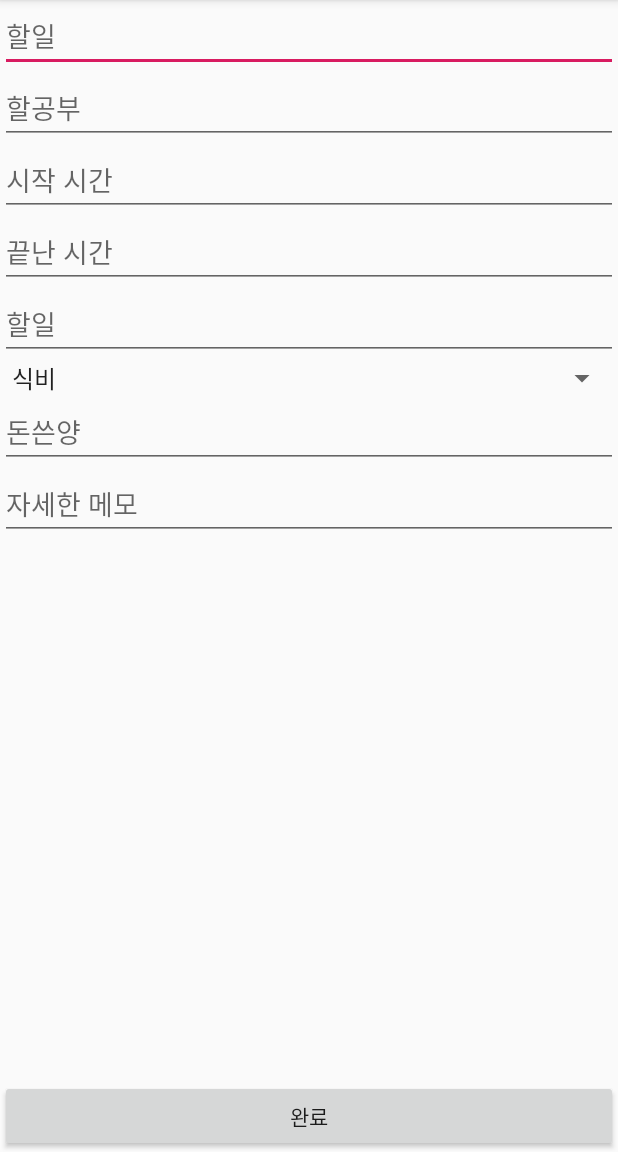
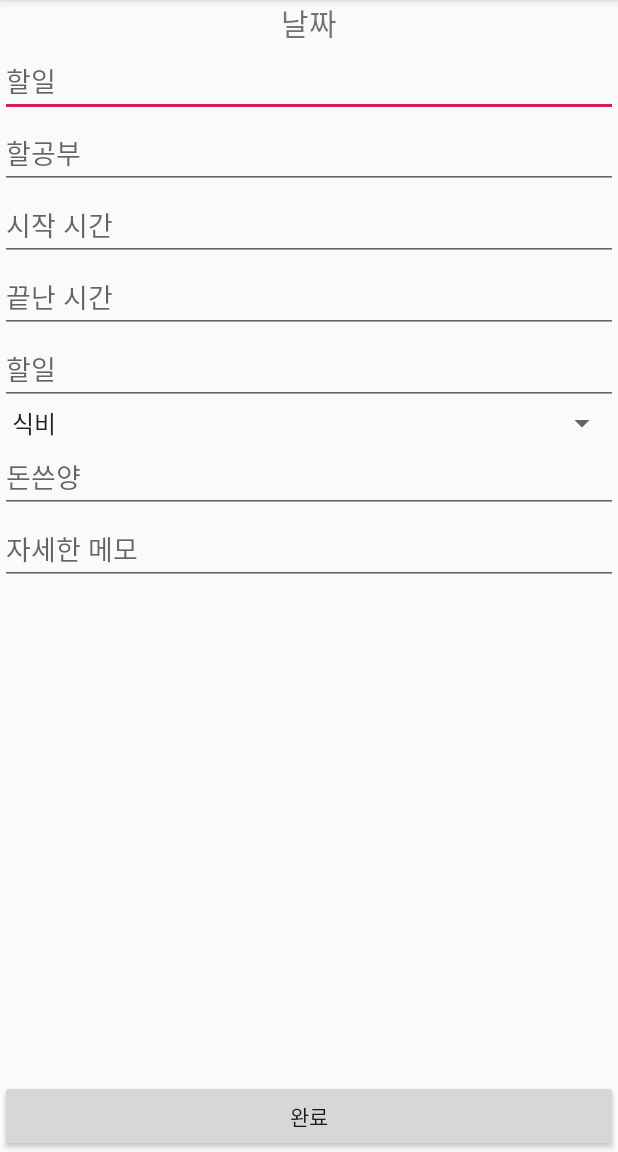
Before and after one commit to BYHadong/Tday, an Android app: the screen it shows after launch (TDayWriteActivity), after a tap on an icon or button, on a phone screen of 412 x 824 dp, the part 84-1236 px from its top. Run offline under Robolectric (Android 15) with nearby library versions, the phone set to English and light mode, and no system bars; 5 statements that could not run were skipped.

Commit message:
DataBase 읽고 쓰기 구현중

```diff
--- a/app/src/main/java/byc/app/tday/Adapter/ToDayListAdapter.kt
+++ b/app/src/main/java/byc/app/tday/Adapter/ToDayListAdapter.kt
@@ -10,9 +10,9 @@ import byc.app.tday.R
 import byc.app.tday.dataClass.ToDay
 import org.w3c.dom.Text
 
-class ToDayListAdapter(val toDayList: List<ToDay>): RecyclerView.Adapter<ToDayListAdapter.ToDayListViewHolder>(){
+class ToDayListAdapter(val toDayList: MutableList<ToDay>): RecyclerView.Adapter<ToDayListAdapter.ToDayListViewHolder>(){
 
-    override fun onCreateViewHolder(parent: ViewGroup, viewType: Int): ToDayListViewHolder = ToDayListViewHolder(LayoutInflater.from(parent.context).inflate(R.layout.to_day_item, parent, false), toDayList)
+    override fun onCreateViewHolder(parent: ViewGroup, viewType: Int): ToDayListViewHolder = ToDayListViewHolder(LayoutInflater.from(parent.context).inflate(R.layout.to_day_item, parent, false))
 
     override fun getItemCount(): Int = toDayList.size
 
@@ -24,7 +24,7 @@ class ToDayListAdapter(val toDayList: List<ToDay>): RecyclerView.Adapter<ToDayLi
         holder.toDayWorkAndMoneyList.adapter = toDayMoneyListAdapter
     }
 
-    class ToDayListViewHolder(item: View, toDayList: List<ToDay>): RecyclerView.ViewHolder(item) {
+    class ToDayListViewHolder(item: View): RecyclerView.ViewHolder(item) {
         val toDayDate = item.findViewById<TextView>(R.id.toDayDate)
         val toDayWillDoWorkComment = item.findViewById<TextView>(R.id.toDayWillDoWorkComment)
         val toDayWillDoStudyComment = item.findViewById<TextView>(R.id.toDayWillDoStudyComment)
--- a/app/src/main/java/byc/app/tday/DataBase/DB.kt
+++ b/app/src/main/java/byc/app/tday/DataBase/DB.kt
@@ -5,10 +5,12 @@ import android.content.Context
 import android.database.sqlite.SQLiteDatabase
 import android.database.sqlite.SQLiteOpenHelper
 import byc.app.tday.dataClass.ToDay
+import byc.app.tday.dataClass.ToDayMoney
+import byc.app.tday.dataClass.ToDayWillDoWork
+import byc.app.tday.dataClass.ToDayWork
 
 
-public class TDayDataBaseHelper(context: Context) : SQLiteOpenHelper(context, DATA_BASE_NAEM, null, DATA_BASE_VERSON){
-
+public class ToDayDataBaseHelper(context: Context) : SQLiteOpenHelper(context, DATA_BASE_NAEM, null, DATA_BASE_VERSON){
 
     override fun onCreate(db: SQLiteDatabase) {
         db.execSQL(SQL_TABLE_CRAET)
@@ -26,9 +28,10 @@ public class TDayDataBaseHelper(context: Context) : SQLiteOpenHelper(context, DA
     fun InserData(toDay: ToDay){
         val dataBase = writableDatabase
         val toDayData = ContentValues().apply {
+            put(TO_DAY, toDay.toDay)
             put(TO_DAY_WILL_DO_WORK_COMMENT, toDay.toDayWillDoWork.toDayWillDoWork)
             put(TO_DAY_WILL_DO_STUDY_COMMENT, toDay.toDayWillDoWork.toDayWillDoStudy)
-            put(TO_DAY_WORK_COMMENT, toDay.toDayWork.toDayWorkContent)
+            put(TO_DAY_WORK, toDay.toDayWork.toDayWork)
             put(TO_DAY_WORK_START_TIME, toDay.toDayWork.toDayWorkStartTime)
             put(TO_DAY_WORK_FINISH_TIME, toDay.toDayWork.toDayWorkFinishTime)
             put(TO_DAY_USE_MONEY_CATEGORY, toDay.toDayMoney.toDayUseMoneyCategory)
@@ -39,28 +42,89 @@ public class TDayDataBaseHelper(context: Context) : SQLiteOpenHelper(context, DA
         dataBase.close()
     }
 
+    fun GetToDayDataAll() : MutableList<ToDay>?{
+        val db = readableDatabase
+        val cusor = db.query(
+            DATA_BASE_TABLE_NAME,
+            arrayOf(TO_DAY_ID, TO_DAY,TO_DAY_WILL_DO_WORK_COMMENT, TO_DAY_WILL_DO_STUDY_COMMENT, TO_DAY_WORK, TO_DAY_WORK_START_TIME, TO_DAY_WORK_FINISH_TIME, TO_DAY_USE_MONEY_CATEGORY, TO_DAY_USE_MONEY, TO_DAY_USE_MONEY_MEMO),
+            null,
+            null,
+            null,
+            null,
+            null
+            )
+        val toDayDatas = mutableListOf<ToDay>()
+        with(cusor){
+            while (moveToNext()){
+                val toDayId = getInt(getColumnIndexOrThrow(TO_DAY_ID))
+                val toDay = getString(getColumnIndexOrThrow(TO_DAY))
+                val toDayWillDoWorkComment = getString(getColumnIndexOrThrow(TO_DAY_WILL_DO_WORK_COMMENT))
+                val toDayWillDoStudyComment = getString(getColumnIndexOrThrow(TO_DAY_WILL_DO_STUDY_COMMENT))
+                val toDayWork = getString(getColumnIndexOrThrow(TO_DAY_WORK))
+                val toDayStatTime = getString(getColumnIndexOrThrow(TO_DAY_WORK_START_TIME))
+                val toDayFinishTime = getString(getColumnIndexOrThrow(TO_DAY_WORK_FINISH_TIME))
+                val toDayUseMoneyCategory = getString(getColumnIndexOrThrow(TO_DAY_USE_MONEY_CATEGORY))
+                val toDayUseMoney = getString(getColumnIndexOrThrow(TO_DAY_USE_MONEY))
+                val toDayUseMoneyMemo = getString(getColumnIndexOrThrow(TO_DAY_USE_MONEY_MEMO))
+                val toDayData = ToDay(toDayId, toDay, ToDayWillDoWork(toDayWillDoWorkComment, toDayWillDoStudyComment), ToDayWork(toDayWork, toDayStatTime, toDayFinishTime), ToDayMoney(toDayUseMoney, toDayUseMoneyCategory, toDayUseMoneyMemo))
+                toDayDatas.add(toDayData)
+            }
+        }
+        if (toDayDatas.size != 0)
+            return toDayDatas
+        return null
+    }
+
+    fun GetToDayDataWillWork(): ToDay?{
+        val db = readableDatabase
+        val cusor = db.query(
+            DATA_BASE_TABLE_NAME,
+            arrayOf(TO_DAY_ID, TO_DAY, TO_DAY_WILL_DO_WORK_COMMENT, TO_DAY_WILL_DO_STUDY_COMMENT),
+            null,
+            null,
+            null,
+            null,
+            null
+        )
+        with(cusor){
+            while (moveToLast()){
+                val toDayId = getInt(getColumnIndexOrThrow(TO_DAY_ID))
+                val toDay = getString(getColumnIndexOrThrow(TO_DAY))
+                val toDayWillDoWorkComment = getString(getColumnIndexOrThrow(TO_DAY_WILL_DO_WORK_COMMENT))
+                val toDayWillDoStudyComment = getString(getColumnIndexOrThrow(TO_DAY_WILL_DO_STUDY_COMMENT))
+                val toDayData = ToDay(toDayId, toDay, ToDayWillDoWork(toDayWillDoWorkComment, toDayWillDoStudyComment))
+                return toDayData
+            }
+        }
+        return null
+    }
+
     companion object{
+        val DATA_BASE_NAEM = "Tday.db"
+        val DATA_BASE_VERSON = 1
         val DATA_BASE_TABLE_NAME = "ToDay"
+        val TO_DAY_ID = "toDayId"
+        val TO_DAY = "toDay"
         val TO_DAY_WILL_DO_WORK_COMMENT = "toDayWillDoWorkComment"
         val TO_DAY_WILL_DO_STUDY_COMMENT = "toDayWillDoStydtComment"
-        val TO_DAY_WORK_COMMENT = "toDayWorkContent"
+        val TO_DAY_WORK = "toDayWork"
         val TO_DAY_WORK_START_TIME = "toDayWorkStartTime"
         val TO_DAY_WORK_FINISH_TIME = "toDayWorkFinishTime"
         val TO_DAY_USE_MONEY_CATEGORY = "toDayUseMoneyCategory"
         val TO_DAY_USE_MONEY = "toDayUseMoney"
         val TO_DAY_USE_MONEY_MEMO = "toDayUseMoneyMemo"
-        val DATA_BASE_VERSON = 1
-        val DATA_BASE_NAEM = "Tday.db"
         val SQL_TABLE_CRAET = "CREAT TABLE $DATA_BASE_TABLE_NAME(" +
-                "toDayId Integer PRIMARY KEY," +
+                "${TO_DAY_ID} Integer AUTOINCREMENT PRIMARY KEY ," +
+                "${TO_DAY} Text,"+
                 "$TO_DAY_WILL_DO_WORK_COMMENT Text," +
                 "$TO_DAY_WILL_DO_STUDY_COMMENT Text," +
-                "$TO_DAY_WORK_COMMENT Text," +
+                "$TO_DAY_WORK Text," +
                 "$TO_DAY_WORK_START_TIME Text," +
                 "$TO_DAY_WORK_FINISH_TIME Text," +
                 "$TO_DAY_USE_MONEY_CATEGORY Text," +
                 "$TO_DAY_USE_MONEY Text," +
                 "$TO_DAY_USE_MONEY_MEMO Text)"
         val DATA_BASE_DELET = "DROP TABLE IF EXISTS ${DATA_BASE_TABLE_NAME}"
+        val GET_DATA = "SELET * FORM ${DATA_BASE_TABLE_NAME}"
     }
 }
--- a/app/src/main/java/byc/app/tday/MainActivity.kt
+++ b/app/src/main/java/byc/app/tday/MainActivity.kt
@@ -3,29 +3,37 @@ package byc.app.tday
 import android.content.Intent
 import androidx.appcompat.app.AppCompatActivity
 import android.os.Bundle
-import android.util.Log
-import android.widget.Toast
 import byc.app.tday.Adapter.ToDayListAdapter
+import byc.app.tday.DataBase.ToDayDataBaseHelper
+import byc.app.tday.dataClass.ToDay
 import com.google.android.material.floatingactionbutton.FloatingActionButton
+import com.google.android.material.snackbar.Snackbar
 import kotlinx.android.synthetic.main.activity_main.*
 
 class MainActivity : AppCompatActivity() {
 
-    lateinit var tDayButton : FloatingActionButton;
-    var flag = false
+    var toDayDataList: MutableList<ToDay>? = null
 
     override fun onCreate(savedInstanceState: Bundle?) {
         super.onCreate(savedInstanceState)
         setContentView(R.layout.activity_main)
 
-        tDayButton = findViewById(R.id.tdayButton)
+        val tDayButton = findViewById<FloatingActionButton>(R.id.tdayButton)
         tDayButton.setOnClickListener {
             val intent = Intent(applicationContext, TDayWriteActivity::class.java)
             startActivity(intent)
-            flag = intent.getBooleanExtra("flag", false)
-            Log.d("flagSearch", flag.toString())
-            if(flag)
-                Toast.makeText(this, "test", Toast.LENGTH_LONG).show()
+            finish()
+        }
+
+        val dataBase = ToDayDataBaseHelper(this)
+        toDayDataList = dataBase.GetToDayDataAll()
+        if(toDayDataList != null){
+            val toDayListAdapter = ToDayListAdapter(toDayDataList!!)
+            toDayList.adapter = toDayListAdapter
+            toDayListAdapter.notifyDataSetChanged()
+        }
+        else {
+           Snackbar.make(window.decorView.rootView, "데이터가 없습니다.", Snackbar.LENGTH_LONG).show();
         }
     }
 }
--- a/app/src/main/res/layout/activity_tday_write.xml
+++ b/app/src/main/res/layout/activity_tday_write.xml
@@ -1,21 +1,29 @@
 <?xml version="1.0" encoding="utf-8"?>
 <androidx.constraintlayout.widget.ConstraintLayout
         xmlns:android="http://schemas.android.com/apk/res/android"
+        xmlns:app="http://schemas.android.com/apk/res-auto"
         xmlns:tools="http://schemas.android.com/tools"
-        xmlns:app="http://schemas.android.com/apk/res-auto"
-        android:orientation="vertical"
         android:layout_width="match_parent"
         android:layout_height="match_parent"
+        android:orientation="vertical"
         tools:context=".TDayWriteActivity">
 
     <LinearLayout
             android:id="@+id/tDayLayout"
+            android:layout_width="match_parent"
+            android:layout_height="match_parent"
+            android:orientation="vertical"
+            app:layout_constraintEnd_toEndOf="parent"
             app:layout_constraintStart_toStartOf="parent"
-            app:layout_constraintEnd_toEndOf="parent"
-            app:layout_constraintTop_toTopOf="parent"
-            android:orientation="vertical"
+            app:layout_constraintTop_toTopOf="parent">
+
+        <TextView
+                android:id="@+id/toDayDateText"
                 android:layout_width="match_parent"
-            android:layout_height="match_parent">
+                android:layout_height="wrap_content"
+                android:text="날짜"
+                android:gravity="center"
+                android:textSize="20dp"/>
 
 
         <EditText
@@ -74,8 +82,8 @@
             android:layout_width="match_parent"
             android:layout_height="wrap_content"
             android:text="완료"
-            app:layout_constraintEnd_toEndOf="@+id/tDayLayout"
-            app:layout_constraintBottom_toBottomOf="@+id/tDayLayout"/>
+            app:layout_constraintBottom_toBottomOf="@+id/tDayLayout"
+            app:layout_constraintEnd_toEndOf="@+id/tDayLayout"/>
 
 
 </androidx.constraintlayout.widget.ConstraintLayout>
--- a/app/src/main/res/layout/to_day_work_money_item.xml
+++ b/app/src/main/res/layout/to_day_work_money_item.xml
@@ -30,7 +30,7 @@
     </LinearLayout>
 
     <TextView
-            android:id="@+id/toDayWorkContent"
+            android:id="@+id/toDayWork"
             android:layout_margin="4dp"
             android:padding="8dp"
             android:text="text"
```
Also changed, not shown: app/src/main/java/byc/app/tday/Adapter/ToDayMoneyListAdapter.kt (+15 -3 lines), app/src/main/java/byc/app/tday/TDayWriteActivity.kt (+15 -8 lines), app/src/main/java/byc/app/tday/dataClass/ToDayDataClass.kt (+7 -6 lines). Lines whose indentation alone changed are shown as unchanged.
